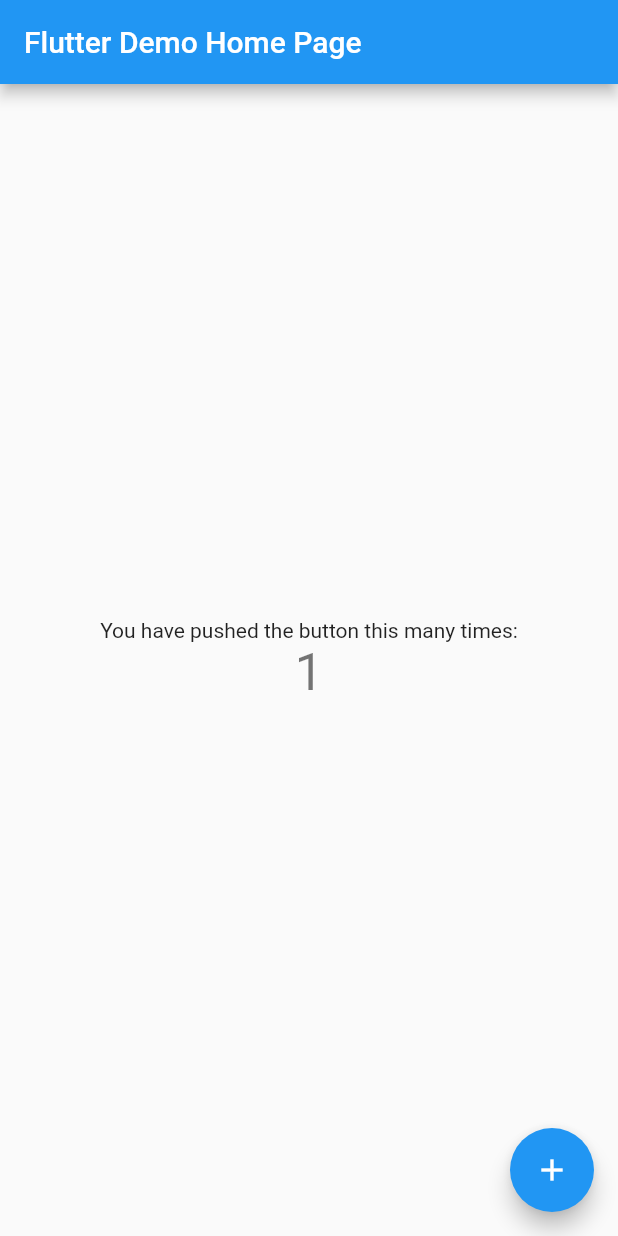
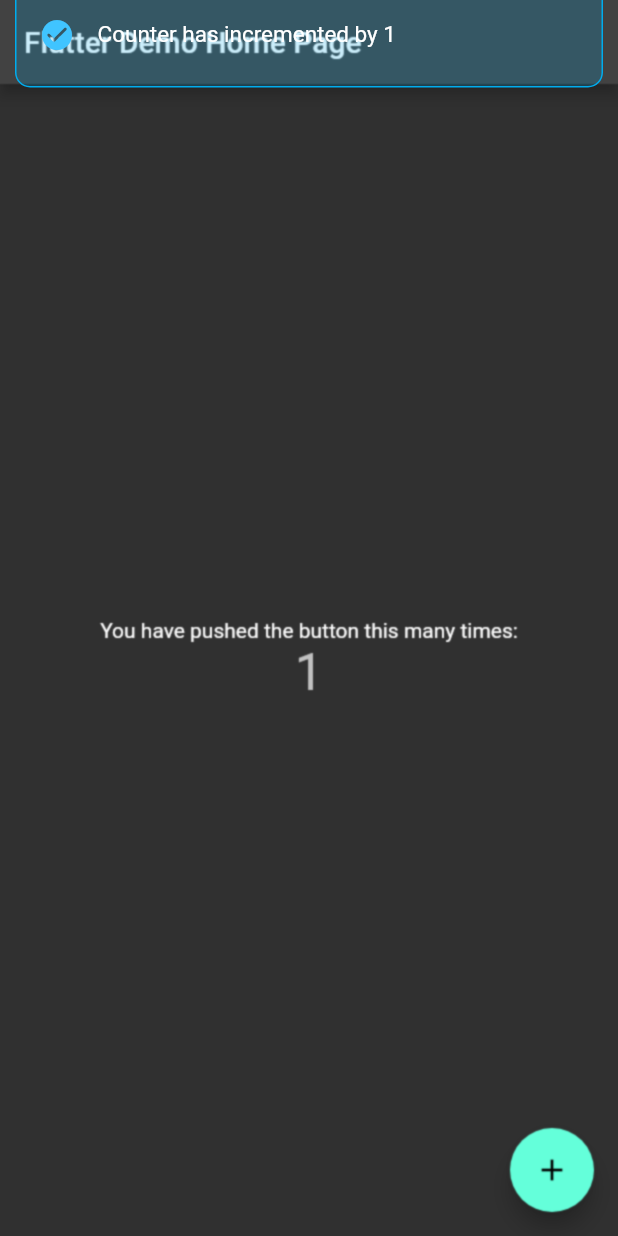
Before and after one commit to this-kin/Richbar, a Flutter app: the screen it shows after launch, after a tap on the "add" icon, on a phone screen of 412 x 824 dp. Run offline on Flutter 3.47's test engine with Material 2 defaults, Android fonts, the phone set to English and light mode, and no system bars; our stand-ins replace flutter_svg.

Commit message:
[fixed] example sdk issue

```diff
--- a/example/lib/main.dart
+++ b/example/lib/main.dart
@@ -1,5 +1,5 @@
-import 'package:example/helpers/helper.dart';
 import 'package:flutter/material.dart';
+import 'package:flutter/services.dart';
 import 'package:richbar/richbar_helper.dart';
 
 void main() {
@@ -12,9 +12,16 @@ class MyApp extends StatelessWidget {
   // This widget is the root of your application.
   @override
   Widget build(BuildContext context) {
+    SystemChrome.setSystemUIOverlayStyle(
+      const SystemUiOverlayStyle(
+        statusBarIconBrightness: Brightness.light,
+        statusBarBrightness: Brightness.dark,
+        statusBarColor: Colors.transparent,
+      ),
+    );
     return MaterialApp(
       title: 'Flutter Demo',
-      theme: ThemeData(
+      theme: ThemeData.dark(
           // This is the theme of your application.
           //
           // Try running your application with "flutter run". You'll see the
@@ -24,7 +31,7 @@ class MyApp extends StatelessWidget {
           // or simply save your changes to "hot reload" in a Flutter IDE).
           // Notice that the counter didn't reset back to zero; the application
           // is not restarted.
-        primarySwatch: Colors.blue,
+
           ),
       home: const MyHomePage(title: 'Flutter Demo Home Page'),
     );
@@ -104,7 +111,11 @@ class _MyHomePageState extends State<MyHomePage> {
       ),
       floatingActionButton: FloatingActionButton(
         onPressed: () {
-          RichbarHelper.success(message: 'Counter has incremented by 1');
+          RichbarHelper.success(
+            context: context,
+            message: 'Counter has incremented by 1',
+          );
+
           _incrementCounter();
           // richbarWidget("Counter has increment By One $_counter", context);
         },
--- a/lib/constants/double_constants.dart
+++ b/lib/constants/double_constants.dart
@@ -1,4 +1,4 @@
-const height = 100.0;
+const height = 70.0;
 const widthPadding = 40.0;
 const widthSpacing = 15.0;
 const borderRadius = 10.0;
--- a/lib/richbar.dart
+++ b/lib/richbar.dart
@@ -24,7 +24,7 @@ class Richbar<T> extends StatefulWidget {
 
   final Alignment? titleAlignment;
 
-  final Widget? leading;
+  final Icon? leading;
 
   /// message text weight default will be normal w400
   final FontWeight titleFontWeight;
@@ -221,7 +221,7 @@ class _RichbarState<K extends Object?> extends State<Richbar<K>>
     super.initState();
     _globalKey = GlobalKey();
     _boxHeightCompleter = Completer<Size>();
-    _isLeadingPresent = (widget.leading == null);
+    _isLeadingPresent = widget.leading!.size == null;
     SchedulerBinding.instance.addPostFrameCallback((timeStamp) {
       getCompleterSize();
     });
@@ -320,14 +320,16 @@ class _RichbarState<K extends Object?> extends State<Richbar<K>>
   }
 
   Widget richbarWidget() {
-    return Container(
+    return Padding(
+      padding: const EdgeInsets.symmetric(horizontal: 10),
+      child: Container(
         key: _globalKey,
         height: height,
         constraints: widget.maxWidth != null
             ? BoxConstraints(maxWidth: widget.maxWidth! - widthPadding)
             : null,
         decoration: BoxDecoration(
-        color: widget.backgroundColor,
+          color: widget.backgroundColor!.withOpacity(0.2),
           borderRadius: BorderRadius.circular(borderRadius),
           border: Border.all(color: widget.backgroundColor!),
         ),
@@ -340,31 +342,27 @@ class _RichbarState<K extends Object?> extends State<Richbar<K>>
             Expanded(
               flex: 1,
               child: Row(
-              crossAxisAlignment: CrossAxisAlignment.stretch,
-              mainAxisSize: MainAxisSize.min,
+                crossAxisAlignment: CrossAxisAlignment.center,
+                mainAxisAlignment: MainAxisAlignment.start,
                 children: [
                   _isLeadingPresent
-                    ? Padding(
-                        padding: EdgeInsets.only(
-                          top: widget.padding.top,
-                          bottom: widget.padding.bottom,
-                          left: widget.padding.left,
-                          right: widget.padding.right,
-                        ),
-                        child: FittedBox(
+                      ? FittedBox(
                           fit: BoxFit.scaleDown,
                           alignment: widget.titleAlignment!,
                           child: widget.leading,
-                        ),
                         )
                       : const SizedBox(),
+                  _isLeadingPresent
+                      ? const SizedBox(width: widthSpacing)
+                      : const SizedBox(),
                   FittedBox(
+                    fit: BoxFit.scaleDown,
                     child: Text(
                       widget.message!,
                       style: TextStyle(
                         fontSize: widget.textFontSize ?? 15,
                         color: widget.actionColor ?? Colors.white,
-                      fontWeight: widget.textFontWeight ?? FontWeight.bold,
+                        fontWeight: widget.textFontWeight ?? FontWeight.w400,
                       ),
                     ),
                   ),
@@ -372,6 +370,7 @@ class _RichbarState<K extends Object?> extends State<Richbar<K>>
               ),
             ),
           ],
+        ),
       ),
     );
   }
--- a/lib/richbar_helper.dart
+++ b/lib/richbar_helper.dart
@@ -1,38 +1,44 @@
-import 'package:richbar/constants/image_constant.dart';
 import 'package:richbar/richbar.dart';
 import 'package:flutter/material.dart';
-import 'package:richbar/widgets/custom_icon_widget.dart';
 
 class RichbarHelper {
+  RichbarHelper._();
+
   static const _kDuration = Duration(seconds: 2);
 
-  static Richbar success({String? message}) {
+  static success({String? message, required BuildContext context}) {
     return Richbar(
       message: message,
       backgroundColor: const Color(0xff00ACEE),
       duration: _kDuration,
       richbarPosition: RichbarPosition.top,
-      leading: const CustomIcon(icon: ConstanceImage.check),
-    );
+      leading: const Icon(
+        Icons.check_circle_rounded,
+        color: Colors.lightBlueAccent,
+      ),
+    ).show(context);
   }
 
-  static Richbar error({String? message}) {
+  static error({String? message, required BuildContext context}) {
     return Richbar(
       message: message,
       backgroundColor: const Color(0xffFF0000),
       duration: _kDuration,
       richbarPosition: RichbarPosition.top,
-      leading: const CustomIcon(icon: ConstanceImage.cancel),
-    );
+      leading: const Icon(
+        Icons.cancel_rounded,
+        color: Colors.red,
+      ),
+    ).show(context);
   }
 
-  static Richbar information({String? message}) {
+  static information({String? message, required BuildContext context}) {
     return Richbar(
       message: message,
       backgroundColor: const Color(0xff00ACEE),
       duration: _kDuration,
       richbarPosition: RichbarPosition.top,
       // leading: const CustomIcon(icon: ConstanceImage.cancel),
-    );
+    ).show(context);
   }
 }
--- a/lib/widgets/custom_icon_widget.dart
+++ b/lib/widgets/custom_icon_widget.dart
@@ -15,6 +15,8 @@ class CustomIcon extends StatelessWidget {
       child: SvgPicture.asset(
         icon!,
         fit: BoxFit.scaleDown,
+        height: 15,
+        width: 15,
       ),
     );
   }
```
Also changed, not shown: example/lib/helpers/helper.dart (+0 -9 lines), 4 other files. Lines whose indentation alone changed are shown as unchanged.
